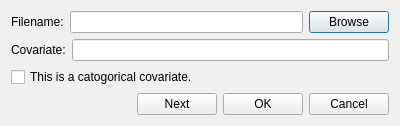
Qt form simpledialog.ui (lreis2415/iSoLIM) before a commit.
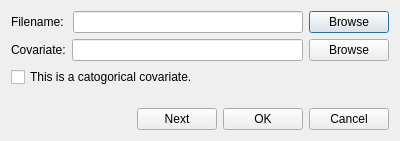
The same form after that commit.

Diff of the .ui file:
```diff
--- a/simpledialog.ui
+++ b/simpledialog.ui
@@ -7,7 +7,7 @@
     <x>0</x>
     <y>0</y>
     <width>400</width>
-    <height>124</height>
+    <height>141</height>
    </rect>
   </property>
   <property name="windowTitle">
@@ -19,7 +19,7 @@
      <item>
       <widget class="QLabel" name="label_1">
        <property name="text">
-        <string>Filename:</string>
+        <string>Filename: </string>
        </property>
       </widget>
      </item>
@@ -47,6 +47,13 @@
      <item>
       <widget class="QLineEdit" name="lineEdit_2"/>
      </item>
+     <item>
+      <widget class="QPushButton" name="btn_2">
+       <property name="text">
+        <string>Browse</string>
+       </property>
+      </widget>
+     </item>
     </layout>
    </item>
    <item>
@@ -56,6 +63,22 @@
      </property>
     </widget>
    </item>
+   <item>
+    <spacer name="verticalSpacer">
+     <property name="orientation">
+      <enum>Qt::Vertical</enum>
+     </property>
+     <property name="sizeHint" stdset="0">
+      <size>
+       <width>20</width>
+       <height>40</height>
+      </size>
+     </property>
+    </spacer>
+   </item>
+   <item>
+    <layout class="QVBoxLayout" name="layout_hint"/>
+   </item>
    <item>
     <layout class="QHBoxLayout" name="horizontalLayout_3">
      <item>
```
Left out of the diff: 2 changed lines with no effect on the pictures.
